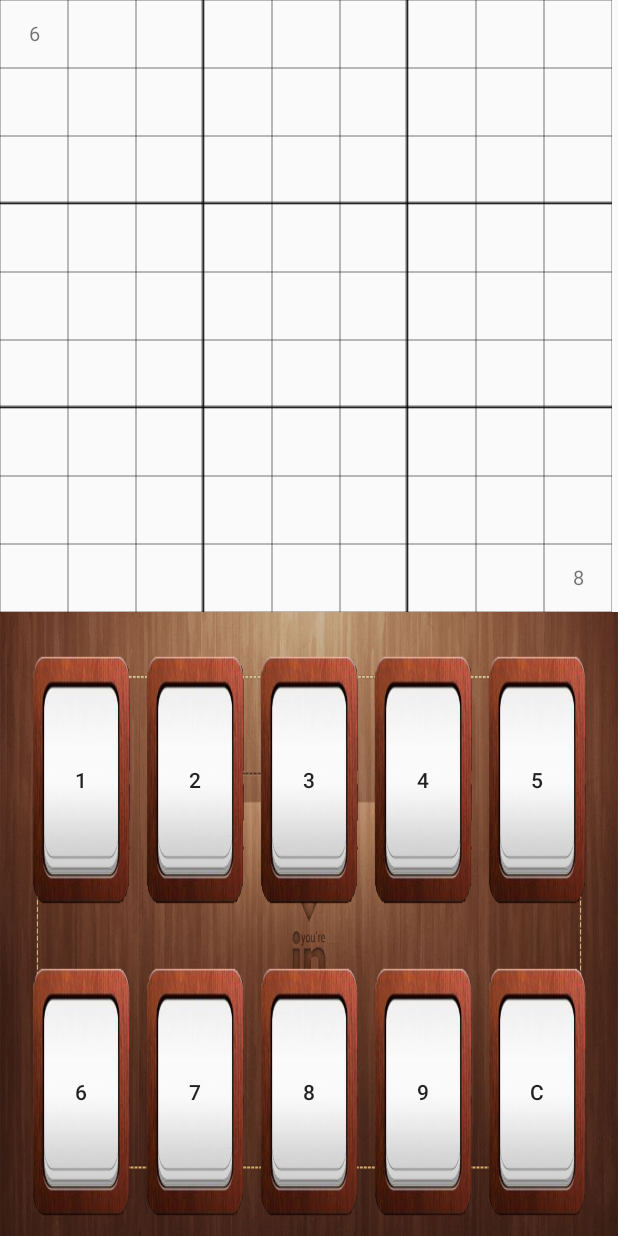
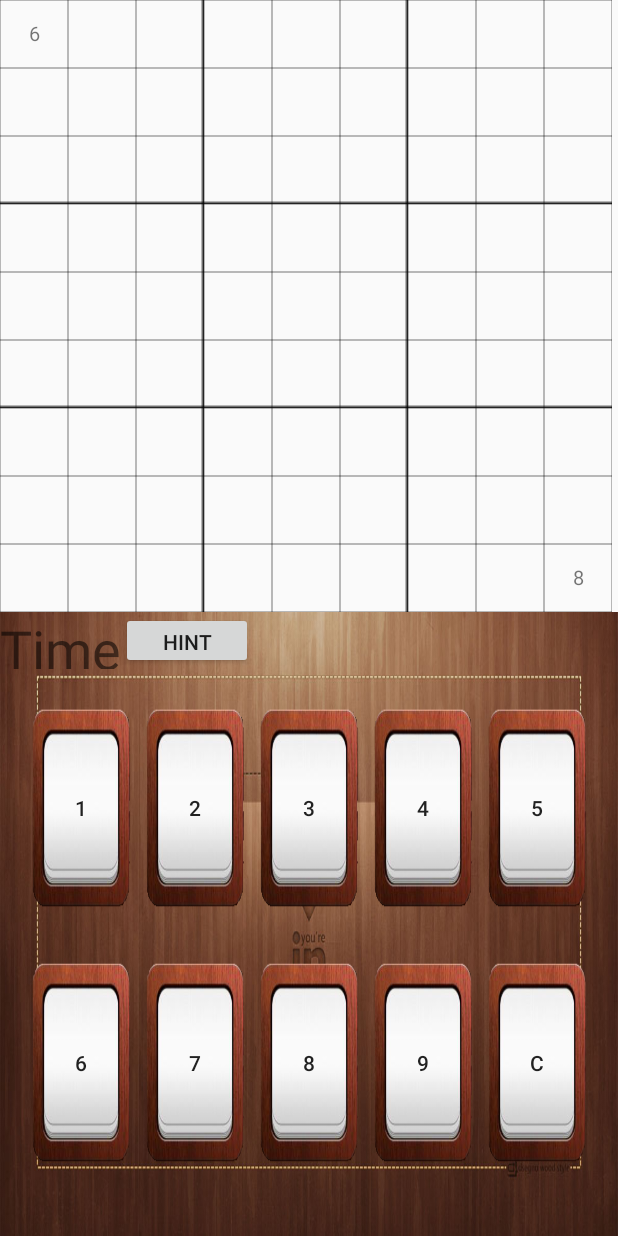
Before and after one commit to Ben-wu14/Game, an Android app: the Game2 screen opened directly, with no data from a screen before it, on a phone screen of 412 x 824 dp. Run offline under Robolectric (Android 15) with nearby library versions, the phone set to English and light mode, and no system bars.

Commit message:
add timer and hint layout

```diff
--- a/app/src/main/res/layout/activity_game2.xml
+++ b/app/src/main/res/layout/activity_game2.xml
@@ -12,9 +12,29 @@
     <LinearLayout
         android:layout_width="match_parent"
         android:layout_height="fill_parent"
-        android:weightSum="2"
+        android:weightSum="2.5"
         android:orientation="vertical"
         android:background="@drawable/wood_2_2">
+        <LinearLayout
+            android:layout_width="match_parent"
+            android:layout_height="0dp"
+            android:layout_weight="0.25"
+            android:orientation="horizontal"
+            android:weightSum="4">
+            <TextView
+                android:layout_width="wrap_content"
+                android:layout_height="match_parent"
+                android:textSize="36dp"
+                android:text="Time"/>
+            <ImageView
+                android:layout_width="wrap_content"
+                android:layout_height="wrap_content" />
+            <Button
+                android:layout_width="wrap_content"
+                android:layout_height="match_parent"
+                android:text="Hint"
+                 />
+        </LinearLayout>
         <LinearLayout
             android:layout_width="match_parent"
             android:layout_height="0dp"
```
